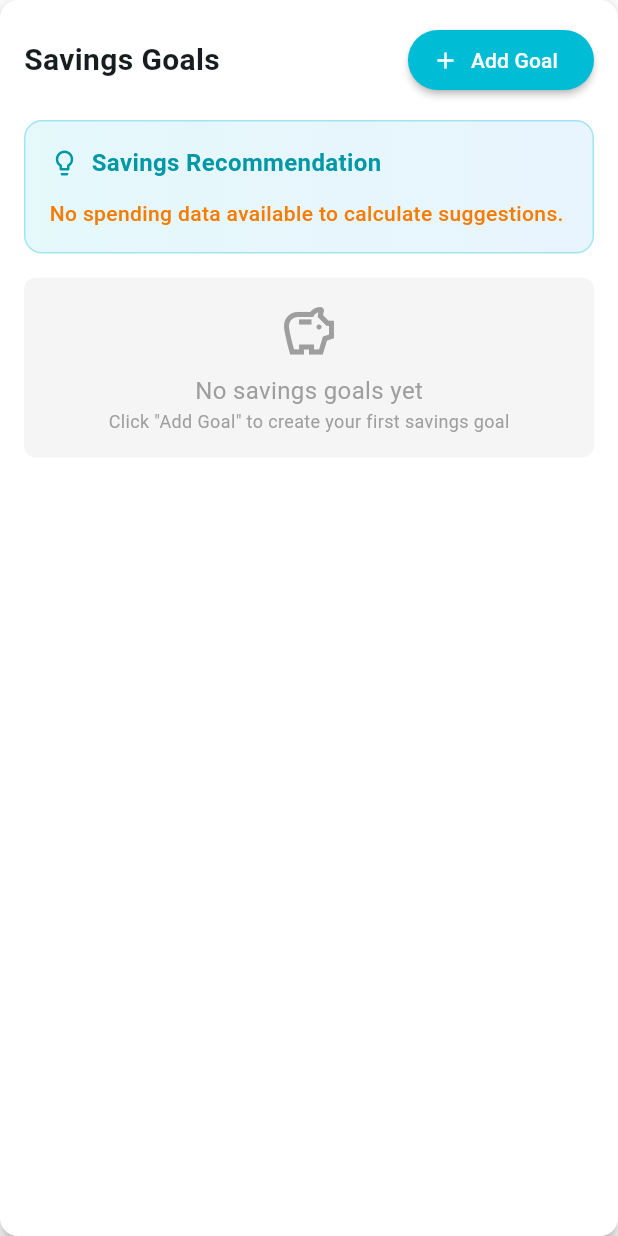
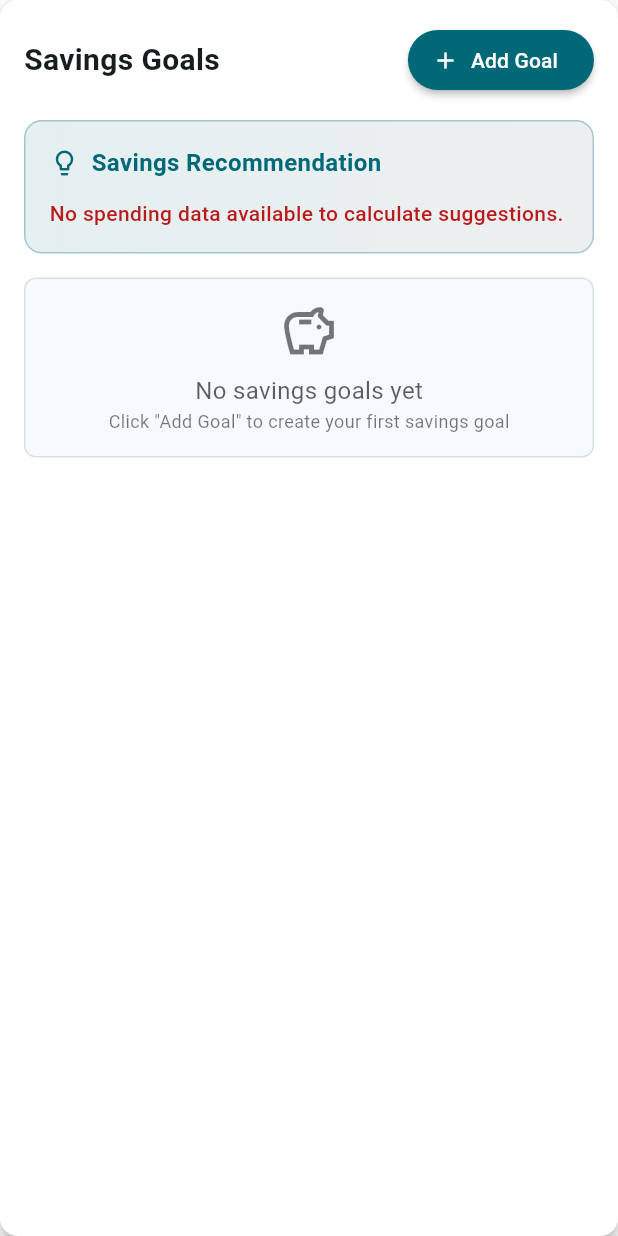
Before and after one commit to DevelopmentScientist420/flutter_practice, a Flutter app: the SavingsGoalsWidget widget shown alone on an empty page, opened directly with empty values, after a tap on "Add Goal", after a tap on "Cancel", on a phone screen of 412 x 824 dp. Run offline on Flutter 3.47's test engine with Material 3 defaults, Android fonts, the phone set to English and light mode, and no system bars; our stand-ins replace csv, file_picker, fl_chart; missing offline and left inert: dart:html.

Commit message:
Fixed light/dark theme and made widgets dynamic

```diff
--- a/lib/main.dart
+++ b/lib/main.dart
@@ -1,7 +1,6 @@
 import 'package:flutter/material.dart';
 import 'package:provider/provider.dart';
 import 'package:bank_app/bank_app.dart';
-import 'providers/theme_provider.dart';
 
 void main() {
   runApp(const MyApp());
--- a/lib/views/widgets/expense_analysis_widget.dart
+++ b/lib/views/widgets/expense_analysis_widget.dart
@@ -79,7 +79,7 @@ class _ExpenseAnalysisWidgetState extends State<ExpenseAnalysisWidget> {
 
   Widget _buildContent() {
     if (_isLoading) {
-      return Container(
+      return SizedBox(
         height: 300,
         child: Center(
           child: Column(
@@ -112,7 +112,7 @@ class _ExpenseAnalysisWidgetState extends State<ExpenseAnalysisWidget> {
     }
 
     if (_errorMessage != null) {
-      return Container(
+      return SizedBox(
         height: 300,
         child: Center(
           child: Column(
@@ -145,7 +145,7 @@ class _ExpenseAnalysisWidgetState extends State<ExpenseAnalysisWidget> {
     }
 
     if (_allExpenses.isEmpty) {
-      return Container(
+      return SizedBox(
         height: 300,
         child: Center(
           child: Column(
--- a/lib/views/widgets/savings_goals_widget.dart
+++ b/lib/views/widgets/savings_goals_widget.dart
@@ -95,8 +95,8 @@ class _SavingsGoalsWidgetState extends State<SavingsGoalsWidget> {
                   icon: Icon(_showAddGoalForm ? Icons.close : Icons.add),
                   label: Text(_showAddGoalForm ? 'Cancel' : 'Add Goal'),
                   style: ElevatedButton.styleFrom(
-                    backgroundColor: Colors.cyan,
-                    foregroundColor: Colors.white,
+                    backgroundColor: Theme.of(context).colorScheme.primary,
+                    foregroundColor: Theme.of(context).colorScheme.onPrimary,
                   ),
                 ),
               ],
@@ -144,13 +144,13 @@ class _SavingsGoalsWidgetState extends State<SavingsGoalsWidget> {
       decoration: BoxDecoration(
         gradient: LinearGradient(
           colors: [
-            Colors.cyan.withValues(alpha: 0.1),
-            Colors.blue.withValues(alpha: 0.1),
+            Theme.of(context).colorScheme.primary.withValues(alpha: 0.1),
+            Theme.of(context).colorScheme.secondary.withValues(alpha: 0.1),
           ],
         ),
         borderRadius: BorderRadius.circular(12),
         border: Border.all(
-          color: Colors.cyan.withValues(alpha: 0.3),
+          color: Theme.of(context).colorScheme.primary.withValues(alpha: 0.3),
           width: 1,
         ),
       ),
@@ -161,7 +161,7 @@ class _SavingsGoalsWidgetState extends State<SavingsGoalsWidget> {
             children: [
               Icon(
                 Icons.lightbulb_outline,
-                color: Colors.cyan[700],
+                color: Theme.of(context).colorScheme.primary,
                 size: 20,
               ),
               const SizedBox(width: 8),
@@ -170,7 +170,7 @@ class _SavingsGoalsWidgetState extends State<SavingsGoalsWidget> {
                 style: TextStyle(
                   fontSize: 16,
                   fontWeight: FontWeight.bold,
-                  color: Colors.cyan[700],
+                  color: Theme.of(context).colorScheme.primary,
                 ),
               ),
             ],
@@ -182,19 +182,19 @@ class _SavingsGoalsWidgetState extends State<SavingsGoalsWidget> {
             Container(
               padding: const EdgeInsets.all(12),
               decoration: BoxDecoration(
-                color: Colors.orange.withValues(alpha: 0.1),
+                color: Theme.of(context).colorScheme.error.withValues(alpha: 0.1),
                 borderRadius: BorderRadius.circular(8),
-                border: Border.all(color: Colors.orange.withValues(alpha: 0.3)),
+                border: Border.all(color: Theme.of(context).colorScheme.error.withValues(alpha: 0.3)),
               ),
               child: Row(
                 children: [
-                  Icon(Icons.warning_amber, color: Colors.orange[700], size: 18),
+                  Icon(Icons.warning_amber, color: Theme.of(context).colorScheme.error, size: 18),
                   const SizedBox(width: 8),
                   Expanded(
                     child: Text(
                       'You\'re over your monthly budget by €${(budgetProgress['spent'] - budgetProgress['budgetAmount']).toStringAsFixed(2)}. Consider reducing expenses before setting aside savings.',
                       style: TextStyle(
-                        color: Colors.orange[700],
+                        color: Theme.of(context).colorScheme.error,
                         fontSize: 12,
                         fontWeight: FontWeight.w500,
                       ),
@@ -212,13 +212,13 @@ class _SavingsGoalsWidgetState extends State<SavingsGoalsWidget> {
                 Container(
                   padding: const EdgeInsets.symmetric(horizontal: 12, vertical: 6),
                   decoration: BoxDecoration(
-                    color: Colors.cyan,
+                    color: Theme.of(context).colorScheme.primary,
                     borderRadius: BorderRadius.circular(20),
                   ),
                   child: Text(
                     '€${suggestion.suggestedMonthlySaving.toStringAsFixed(0)}/month',
-                    style: const TextStyle(
-                      color: Colors.white,
+                    style: TextStyle(
+                      color: Theme.of(context).colorScheme.onPrimary,
                       fontWeight: FontWeight.bold,
                       fontSize: 16,
                     ),
@@ -233,15 +233,16 @@ class _SavingsGoalsWidgetState extends State<SavingsGoalsWidget> {
                         suggestion.reasoning,
                         style: const TextStyle(fontSize: 14),
                       ),
-                      // Add budget-aware context
-                      if (budgetProgress['hasBudget'] && !budgetProgress['isOverBudget'])
+                      // Add budget-aware context                        if (budgetProgress['hasBudget'] && !budgetProgress['isOverBudget'])
                         Padding(
                           padding: const EdgeInsets.only(top: 4),
                           child: Text(
                             'This fits within your remaining budget of €${budgetProgress['remaining'].toStringAsFixed(2)}.',
                             style: TextStyle(
                               fontSize: 12,
-                              color: Colors.green[600],
+                              color: Theme.of(context).brightness == Brightness.dark
+                                  ? Colors.green[300]
+                                  : Colors.green[600],
                               fontStyle: FontStyle.italic,
                             ),
                           ),
@@ -258,17 +259,23 @@ class _SavingsGoalsWidgetState extends State<SavingsGoalsWidget> {
                 _buildStatItem(
                   'Avg Income',
                   '€${suggestion.averageMonthlyIncome.toStringAsFixed(0)}',
-                  Colors.green,
+                  Theme.of(context).brightness == Brightness.dark
+                      ? Colors.green[300]!
+                      : Colors.green,
                 ),
                 _buildStatItem(
                   'Avg Expenses',
                   '€${suggestion.averageMonthlyExpense.toStringAsFixed(0)}',
-                  Colors.red,
+                  Theme.of(context).brightness == Brightness.dark
+                      ? Colors.red[300]!
+                      : Colors.red,
                 ),
                 _buildStatItem(
                   'Net Surplus',
                   '€${suggestion.potentialSaving.toStringAsFixed(0)}',
-                  Colors.blue,
+                  Theme.of(context).brightness == Brightness.dark
+                      ? Colors.blue[300]!
+                      : Colors.blue,
                 ),
               ],
             ),
@@ -277,7 +284,7 @@ class _SavingsGoalsWidgetState extends State<SavingsGoalsWidget> {
               suggestion.reasoning,
               style: TextStyle(
                 fontSize: 14,
-                color: Colors.orange[700],
+                color: Theme.of(context).colorScheme.error,
                 fontWeight: FontWeight.w500,
               ),
             ),
@@ -300,9 +307,9 @@ class _SavingsGoalsWidgetState extends State<SavingsGoalsWidget> {
         ),
         Text(
           label,
-          style: const TextStyle(
+          style: TextStyle(
             fontSize: 12,
-            color: Colors.grey,
+            color: Theme.of(context).colorScheme.onSurface.withValues(alpha: 0.6),
           ),
         ),
       ],
@@ -313,15 +320,15 @@ class _SavingsGoalsWidgetState extends State<SavingsGoalsWidget> {
     return Container(
       padding: const EdgeInsets.all(16),
       decoration: BoxDecoration(
-        color: Colors.white,
+        color: Theme.of(context).colorScheme.surface,
         borderRadius: BorderRadius.circular(12),
         border: Border.all(
-          color: Colors.grey.withValues(alpha: 0.2),
+          color: Theme.of(context).colorScheme.outline.withValues(alpha: 0.2),
           width: 1,
         ),
         boxShadow: [
           BoxShadow(
-            color: Colors.grey.withValues(alpha: 0.1),
+            color: Theme.of(context).colorScheme.shadow.withValues(alpha: 0.1),
             blurRadius: 4,
             offset: const Offset(0, 2),
           ),
@@ -348,7 +355,7 @@ class _SavingsGoalsWidgetState extends State<SavingsGoalsWidget> {
                       goal.category,
                       style: TextStyle(
                         fontSize: 12,
-                        color: Colors.grey[600],
+                        color: Theme.of(context).colorScheme.onSurface.withValues(alpha: 0.6),
                       ),
                     ),
                   ],
@@ -359,13 +366,17 @@ class _SavingsGoalsWidgetState extends State<SavingsGoalsWidget> {
                   IconButton(
                     onPressed: () => _showAddFundsDialog(goal),
                     icon: const Icon(Icons.add_circle_outline),
-                    color: Colors.green,
+                    color: Theme.of(context).brightness == Brightness.dark
+                        ? Colors.green[300]
+                        : Colors.green,
                     tooltip: 'Add funds',
                   ),
                   IconButton(
                     onPressed: () => _removeSavingGoal(goal.id),
                     icon: const Icon(Icons.delete_outline),
-                    color: Colors.red,
+                    color: Theme.of(context).brightness == Brightness.dark
+                        ? Colors.red[300]
+                        : Colors.red,
                     tooltip: 'Delete goal',
                   ),
                 ],
@@ -393,7 +404,9 @@ class _SavingsGoalsWidgetState extends State<SavingsGoalsWidget> {
                     style: TextStyle(
                       fontSize: 14,
                       fontWeight: FontWeight.w600,
-                      color: goal.isAchieved ? Colors.green : Colors.cyan,
+                      color: goal.isAchieved
+                          ? (Theme.of(context).brightness == Brightness.dark ? Colors.green[300] : Colors.green)
+                          : Theme.of(context).colorScheme.primary,
                     ),
                   ),
                 ],
@@ -401,9 +414,11 @@ class _SavingsGoalsWidgetState extends State<SavingsGoalsWidget> {
               const SizedBox(height: 6),
               LinearProgressIndicator(
                 value: goal.progressPercentage / 100,
-                backgroundColor: Colors.grey.withValues(alpha: 0.2),
+                backgroundColor: Theme.of(context).colorScheme.outline.withValues(alpha: 0.2),
                 valueColor: AlwaysStoppedAnimation<Color>(
-                  goal.isAchieved ? Colors.green : Colors.cyan,
+                  goal.isAchieved
+                      ? (Theme.of(context).brightness == Brightness.dark ? Colors.green[300]! : Colors.green)
+                      : Theme.of(context).colorScheme.primary,
                 ),
               ),
             ],
@@ -444,7 +459,7 @@ class _SavingsGoalsWidgetState extends State<SavingsGoalsWidget> {
               goal.description!,
               style: TextStyle(
                 fontSize: 12,
-                color: Colors.grey[600],
+                color: Theme.of(context).colorScheme.onSurface.withValues(alpha: 0.6),
                 fontStyle: FontStyle.italic,
               ),
             ),
@@ -460,7 +475,7 @@ class _SavingsGoalsWidgetState extends State<SavingsGoalsWidget> {
         Icon(
           icon,
           size: 16,
-          color: Colors.grey[600],
+          color: Theme.of(context).colorScheme.onSurface.withValues(alpha: 0.6),
         ),
         const SizedBox(height: 4),
         Text(
@@ -474,7 +489,7 @@ class _SavingsGoalsWidgetState extends State<SavingsGoalsWidget> {
           label,
           style: TextStyle(
             fontSize: 10,
-            color: Colors.grey[600],
+            color: Theme.of(context).colorScheme.onSurface.withValues(alpha: 0.6),
           ),
         ),
       ],
@@ -485,31 +500,34 @@ class _SavingsGoalsWidgetState extends State<SavingsGoalsWidget> {
     return Container(
       height: 120,
       decoration: BoxDecoration(
-        color: Colors.grey[100],
+        color: Theme.of(context).colorScheme.surface,
         borderRadius: BorderRadius.circular(8),
+        border: Border.all(
+          color: Theme.of(context).colorScheme.outline.withValues(alpha: 0.2),
+        ),
       ),
-      child: const Center(
+      child: Center(
         child: Column(
           mainAxisAlignment: MainAxisAlignment.center,
           children: [
             Icon(
               Icons.savings_outlined,
               size: 40,
-              color: Colors.grey,
+              color: Theme.of(context).colorScheme.onSurface.withValues(alpha: 0.6),
             ),
-            SizedBox(height: 8),
+            const SizedBox(height: 8),
             Text(
               'No savings goals yet',
               style: TextStyle(
                 fontSize: 16,
-                color: Colors.grey,
+                color: Theme.of(context).colorScheme.onSurface.withValues(alpha: 0.7),
               ),
             ),
             Text(
               'Click "Add Goal" to create your first savings goal',
               style: TextStyle(
                 fontSize: 12,
-                color: Colors.grey,
+                color: Theme.of(context).colorScheme.onSurface.withValues(alpha: 0.6),
               ),
             ),
           ],
@@ -598,10 +616,10 @@ class _AddGoalFormState extends State<_AddGoalForm> {
     return Container(
       padding: const EdgeInsets.all(16),
       decoration: BoxDecoration(
-        color: Colors.grey[50],
+        color: Theme.of(context).colorScheme.surface,
         borderRadius: BorderRadius.circular(12),
         border: Border.all(
-          color: Colors.grey.withValues(alpha: 0.3),
+          color: Theme.of(context).colorScheme.outline.withValues(alpha: 0.3),
           width: 1,
         ),
       ),
@@ -692,11 +710,11 @@ class _AddGoalFormState extends State<_AddGoalForm> {
                 const SizedBox(height: 8),
 
                 // Suggested amounts
-                const Text(
+                Text(
                   'Suggested amounts:',
                   style: TextStyle(
                     fontSize: 12,
-                    color: Colors.grey,
+                    color: Theme.of(context).colorScheme.onSurface.withValues(alpha: 0.6),
                   ),
                 ),
                 const SizedBox(height: 4),
@@ -708,8 +726,8 @@ class _AddGoalFormState extends State<_AddGoalForm> {
                       onPressed: () {
                         _amountController.text = amount.toStringAsFixed(0);
                       },
-                      backgroundColor: Colors.cyan.withValues(alpha: 0.1),
-                      side: BorderSide(color: Colors.cyan.withValues(alpha: 0.3)),
+                      backgroundColor: Theme.of(context).colorScheme.primary.withValues(alpha: 0.1),
+                      side: BorderSide(color: Theme.of(context).colorScheme.primary.withValues(alpha: 0.3)),
                     );
                   }).toList() ?? [],
                 ),
@@ -764,8 +782,8 @@ class _AddGoalFormState extends State<_AddGoalForm> {
               child: ElevatedButton(
                 onPressed: _createGoal,
                 style: ElevatedButton.styleFrom(
-                  backgroundColor: Colors.cyan,
-                  foregroundColor: Colors.white,
+                  backgroundColor: Theme.of(context).colorScheme.primary,
+                  foregroundColor: Theme.of(context).colorScheme.onPrimary,
                   padding: const EdgeInsets.symmetric(vertical: 12),
                 ),
                 child: const Text('Create Goal'),
```
Also changed, not shown: lib/models/expense.dart (+7 -1 lines), lib/providers/theme_provider.dart (+41 -4 lines), lib/views/home/home_view.dart (+37 -24 lines).
